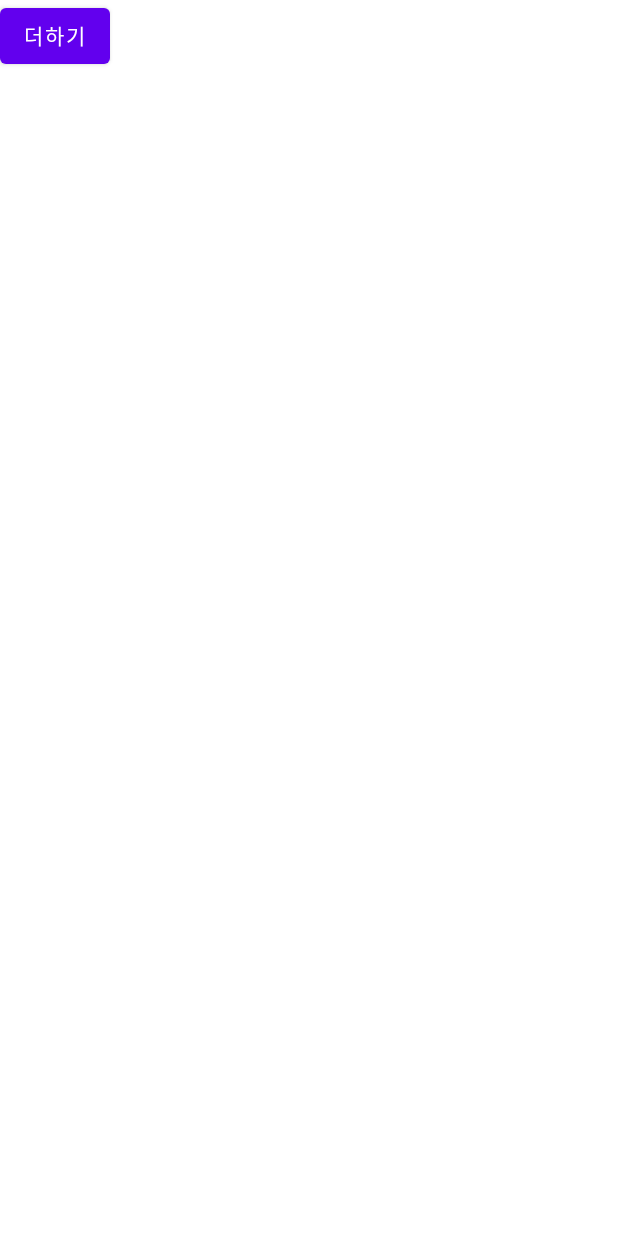
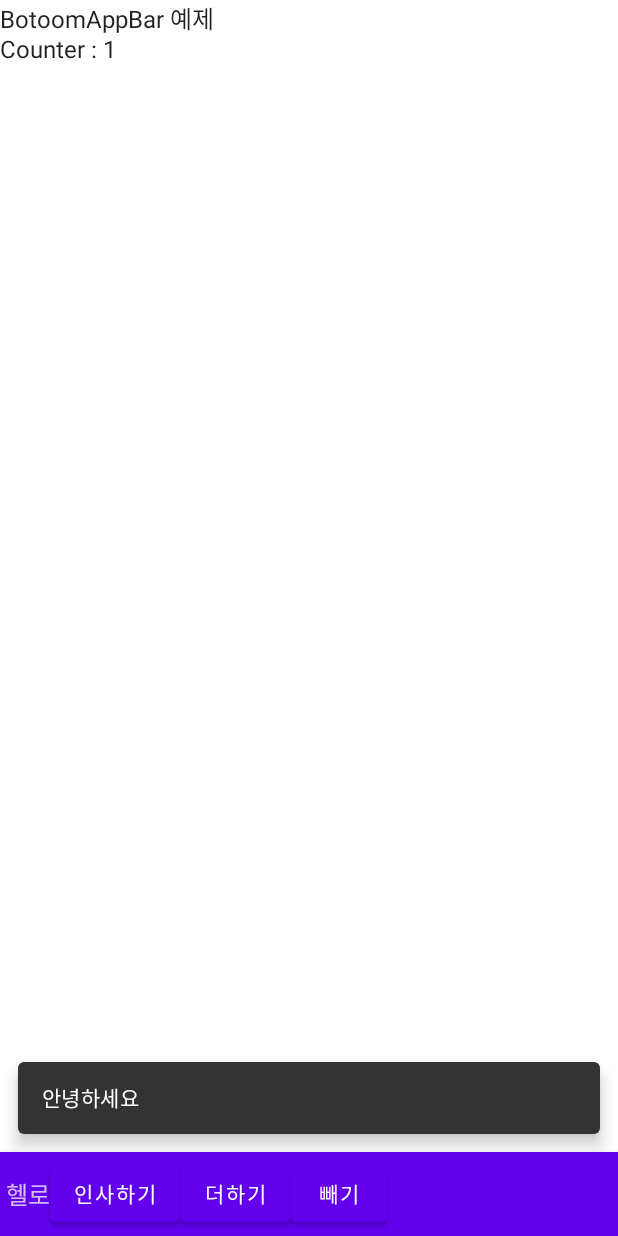
Before and after one commit to massOan/ComposeEtc, an Android app built with Jetpack Compose: the screen it shows after launch (MainActivity), after a tap on "더하기", on a phone screen of 412 x 824 dp. Run offline under Robolectric (Android 15) with nearby library versions, the phone set to English and light mode, and no system bars; our stand-ins replace constraintlayout-compose; pictures from the network do not load; 1 other tap on this screen came first.

Commit message:
commit
BottomAppBar예제 추가

```diff
--- a/app/src/main/java/com/example/compose_etc/MainActivity.kt
+++ b/app/src/main/java/com/example/compose_etc/MainActivity.kt
@@ -47,6 +47,7 @@ import com.example.compose_etc.ui.theme.Compose_etcTheme
 import com.example.compose_etc.R.drawable
 import kotlinx.coroutines.launch
 import org.intellij.lang.annotations.JdkConstants.HorizontalAlignment
+import java.time.Duration
 import kotlin.contracts.contract
 
 
@@ -58,7 +59,7 @@ class MainActivity : ComponentActivity() {
         super.onCreate(savedInstanceState)
         setContent {
             Compose_etcTheme {
-                SnackBarFunction()
+                BottomAppBarFuction()
             }
         }
     }
@@ -80,7 +81,7 @@ class MainActivity : ComponentActivity() {
 @Composable
 fun DefaultPreview() {
     Compose_etcTheme {
-        ConstraintSetFunction()
+        BottomAppBarFuction()
     }
 }
 
@@ -603,8 +604,7 @@ fun customDialogEx() {
                         modifier = Modifier
                             .width(300.dp)
                             .height(150.dp)
-                            .padding(8.dp)
-                            ,
+                            .padding(8.dp),
                     ) {
                         Text(text = "현재 텍스트 입력 입력입력입력")
 
@@ -685,15 +685,64 @@ fun SnackBarFunction() {
                     message = "카운터는 ${counter}",
                     actionLabel = "닫기",
                     duration = SnackbarDuration.Short
-
                 )
             }
         }
-        Button(modifier = Modifier.padding(it),onClick = {
+        Button(modifier = Modifier.padding(it), onClick = {
             counter++
         }) {
             Text(text = "더하기")
         }
     }
+}
 
+@Composable
+fun BottomAppBarFuction() {
+    val scaffoldState = rememberScaffoldState()
+    val coroutineScope = rememberCoroutineScope()
+    var counter by remember { mutableStateOf(0) }
+    Scaffold(
+        scaffoldState = scaffoldState,
+        bottomBar = {
+            BottomAppBar() {
+                Text(text = "헬로")
+                Button(onClick = {
+                    coroutineScope.launch {
+                        scaffoldState.snackbarHostState.showSnackbar(message = "안녕하세요")
+                    }
+                }) {
+                    Text(text = "인사하기")
+                }
+
+                Button(onClick = {
+                    counter++
+                    coroutineScope.launch {
+                        scaffoldState.snackbarHostState.showSnackbar(message = "Counter : ${counter} 입니다")
+                    }
+
+                }) {
+                    Text(text = "더하기")
+
+                }
+                Button(onClick = {
+                    counter--
+                    coroutineScope.launch {
+                        scaffoldState.snackbarHostState.showSnackbar(message = "Counter : ${counter} 입니다")
+                    }
+                }) {
+                    Text(text = "빼기")
+                }
+
+            }
+        }
+    ) {
+        Box(modifier = Modifier.padding(it)) {
+            Column() {
+                Text(text = "BotoomAppBar 예제")
+                Text(text = "Counter : ${counter} ")
+            }
+
+        }
+
+    }
 }
```
